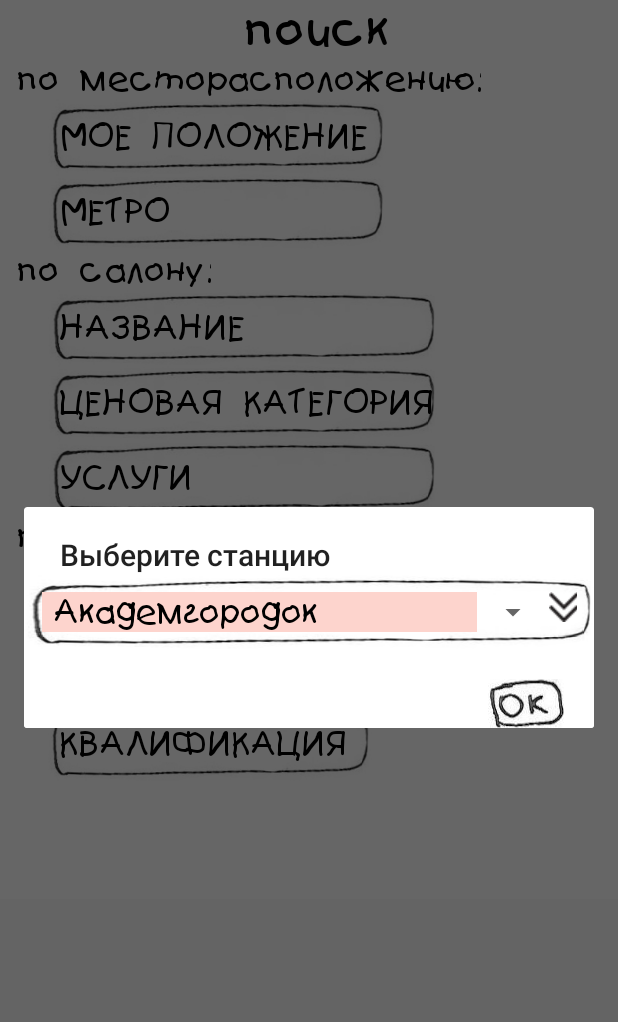
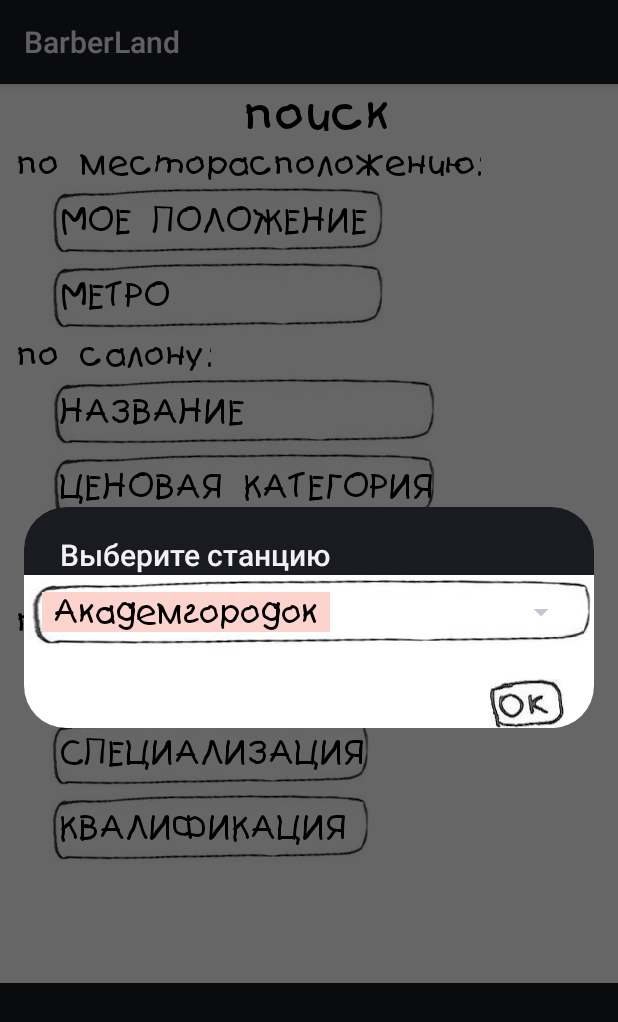
Before and after one commit to theinizio/barberland, an Android app: the SearchActivity screen opened directly, with no data from a screen before it, after a tap on "МЕТРО", on a phone screen of 412 x 824 dp. Shown: the top 1022 px of the screen. Run offline under Robolectric (Android 15) with nearby library versions, the phone set to English and light mode, and no system bars; libraries missing offline, so code that uses them is left out: com.google.maps.android.

Commit message:
metroSpinner icon removed

```diff
--- a/app/src/main/AndroidManifest.xml
+++ b/app/src/main/AndroidManifest.xml
@@ -66,7 +66,7 @@
         <activity
             android:name="com.potapenkov.barberland.SearchActivity"
             android:screenOrientation="portrait"
-            android:theme="@style/AppTheme"
+
             android:label="@string/app_name" >
             <intent-filter>
                 <action android:name="android.intent.action.SEARCH" />
--- a/app/src/main/res/layout/search.xml
+++ b/app/src/main/res/layout/search.xml
@@ -13,7 +13,7 @@
     android:background="#ffffff"
     android:id="@+id/search_layout"
     android:paddingLeft="12dp"
-    android:theme="@style/Theme.AppCompat.Light">
+    >
 
     <TextView
         android:layout_width="wrap_content"
@@ -66,7 +66,6 @@
                 android:paddingRight="2dp"
                 android:gravity="left|center|center_horizontal"
                 android:onClick="showMetroSearchDialog"
-                android:theme="@style/Theme.AppCompat.Light"
                 android:background="@drawable/ramka" />
 
 
--- a/app/src/main/res/layout/search_by_metro_alert.xml
+++ b/app/src/main/res/layout/search_by_metro_alert.xml
@@ -16,15 +16,6 @@
             android:layout_width="wrap_content"
             android:layout_height="wrap_content" />
 
-        <ImageButton
-            android:layout_width="wrap_content"
-            android:layout_height="wrap_content"
-            android:layout_weight="0.04"
-            android:id="@+id/imageView5"
-            android:src="@drawable/arrow_down"
-            android:background="@null"
-            android:onClick="showSpinner" />
-
     </LinearLayout>
 
     <ImageButton
```
Also changed, not shown: app/src/main/java/com/potapenkov/barberland/SearchActivity.java (+6 -20 lines), 677 other files.
